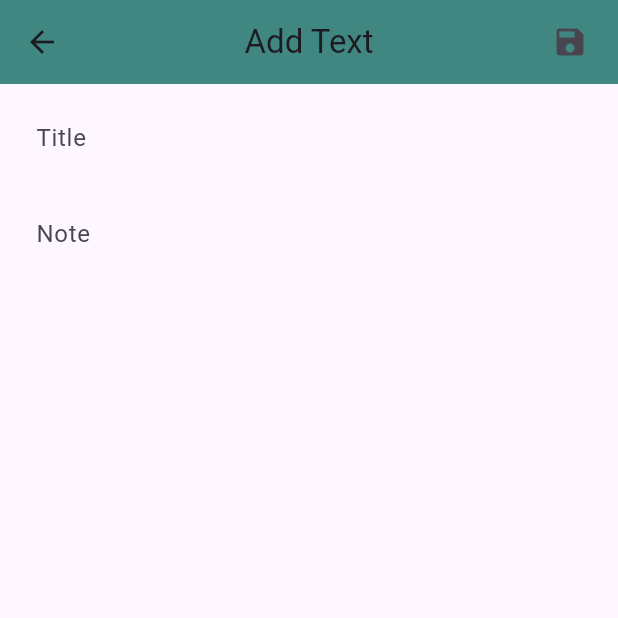
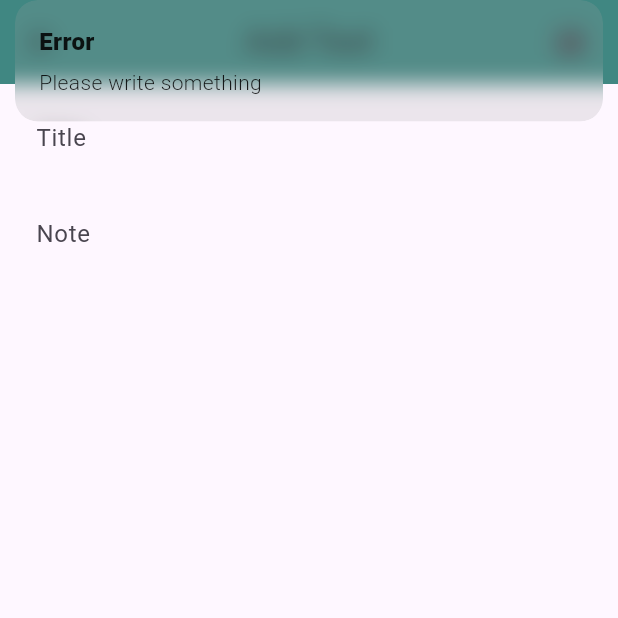
Before and after one commit to mdbappy21/Expense_Income, a Flutter app: the NoteAddTextScreen screen opened directly, after a tap on the "save" icon, on a phone screen of 412 x 824 dp, the top half of it. Run offline on Flutter 3.47's test engine with Material 3 defaults, Android fonts, the phone set to English and light mode, and no system bars; our stand-ins replace get, sqflite; accounts and stored records are empty.

Commit message:
implement db in note

```diff
--- a/lib/presentation/ui/screen/note_add_text_screen.dart
+++ b/lib/presentation/ui/screen/note_add_text_screen.dart
@@ -1,4 +1,6 @@
 import 'package:expense_income/presentation/ui/utils/app_colors.dart';
+import 'package:expense_income/data/database_helper.dart';
+import 'package:get/get.dart';
 import 'package:flutter/material.dart';
 
 class NoteAddTextScreen extends StatefulWidget {
@@ -9,16 +11,63 @@ class NoteAddTextScreen extends StatefulWidget {
 }
 
 class _NoteAddTextScreenState extends State<NoteAddTextScreen> {
+  final TextEditingController _titleTEController = TextEditingController();
+  final TextEditingController _noteTEController = TextEditingController();
+
+  bool _isLoading = false;
+
+  @override
+  void dispose() {
+    _titleTEController.dispose();
+    _noteTEController.dispose();
+    super.dispose();
+  }
+
+  Future<void> _saveTextNote() async {
+    final title = _titleTEController.text.trim();
+    final note = _noteTEController.text.trim();
+
+    if (title.isEmpty && note.isEmpty) {
+      Get.snackbar('Error', 'Please write something');
+      return;
+    }
+
+    setState(() {
+      _isLoading = true;
+    });
+
+    await DatabaseHelper.instance.insertTextNote(
+      title: title.isEmpty ? 'Untitled' : title,
+      content: note,
+    );
+
+    setState(() {
+      _isLoading = false;
+    });
+
+    Get.snackbar('Success', 'Note saved');
+    Get.back();
+  }
+
   @override
   Widget build(BuildContext context) {
     return Scaffold(
       appBar: AppBar(
         backgroundColor: AppColors.themeColor,
         centerTitle: true,
-        title: Text('Add Text'),
+        title: const Text('Add Text'),
         actions: [
-          IconButton(onPressed: (){}, icon:Icon(Icons.save)),
-          const SizedBox(width: 8)
+          IconButton(
+            onPressed: _isLoading ? null : _saveTextNote,
+            icon: _isLoading
+                ? const SizedBox(
+              width: 22,
+              height: 22,
+              child: CircularProgressIndicator(strokeWidth: 2),
+            )
+                : const Icon(Icons.save),
+          ),
+          const SizedBox(width: 8),
         ],
       ),
       body: SafeArea(
@@ -28,31 +77,31 @@ class _NoteAddTextScreenState extends State<NoteAddTextScreen> {
             child: Column(
               children: [
                 TextField(
-                  decoration: InputDecoration(
+                  controller: _titleTEController,
+                  decoration: const InputDecoration(
                     hintText: 'Title',
                     enabledBorder: OutlineInputBorder(
-                        borderSide: BorderSide.none
+                      borderSide: BorderSide.none,
                     ),
                     focusedBorder: OutlineInputBorder(
-                        borderSide: BorderSide.none
+                      borderSide: BorderSide.none,
                     ),
                   ),
                 ),
-                const SizedBox(
-                  height: 8,
-                ),
+                const SizedBox(height: 8),
                 TextField(
-                  maxLines:100,
-                  decoration: InputDecoration(
+                  controller: _noteTEController,
+                  maxLines: 100,
+                  decoration: const InputDecoration(
                     hintText: 'Note',
                     enabledBorder: OutlineInputBorder(
-                      borderSide: BorderSide.none
+                      borderSide: BorderSide.none,
                     ),
                     focusedBorder: OutlineInputBorder(
-                        borderSide: BorderSide.none
+                      borderSide: BorderSide.none,
                     ),
                   ),
-                )
+                ),
               ],
             ),
           ),
```
Also changed, not shown: lib/presentation/ui/screen/note_add_list_screen.dart (+68 -13 lines), lib/presentation/ui/screen/note_screen.dart (+60 -15 lines).
